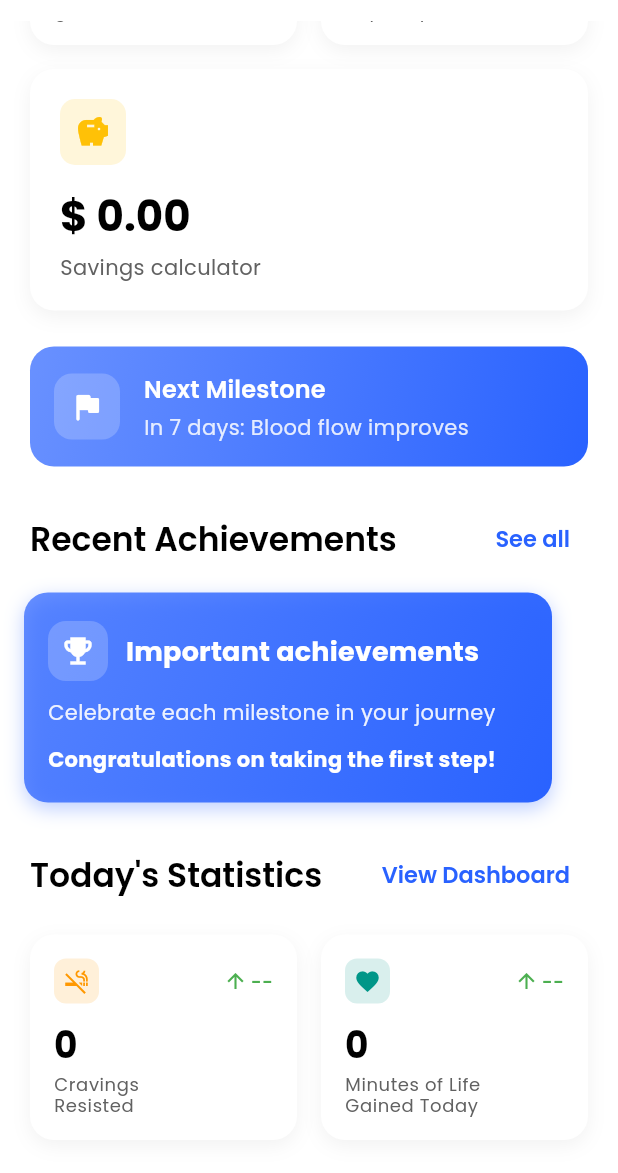
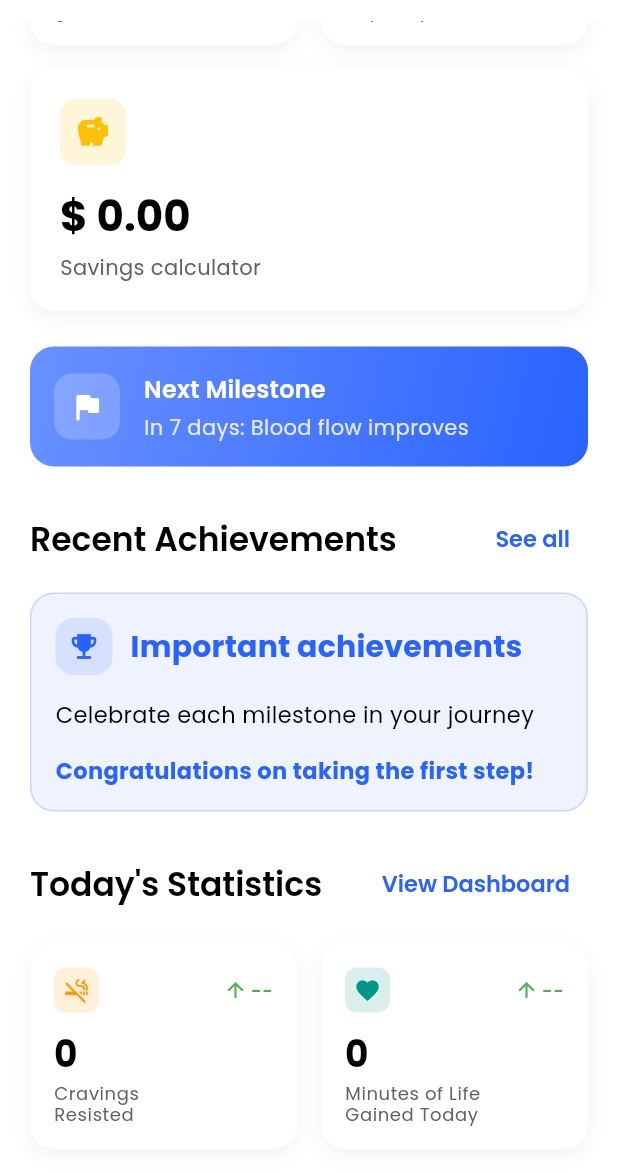
Before and after one commit to kellvembarbosa/nicotinaai_flutter, a Flutter app: the HomeScreen screen opened by its route, scrolled down 576 dp, on a phone screen of 412 x 824 dp, the part 63-1236 px from its top. Run offline on Flutter 3.47's test engine with Material 3 defaults, Android fonts, the phone set to English and light mode, and no system bars; our stand-ins replace flutter_dotenv, flutter_secure_storage, go_router, google_fonts, shared_preferences, supabase_flutter; accounts and stored records are empty.

Commit message:
refactor: improve Recent Achievements card design and layout
- Convert to ghost-style card with lighter design
- Fix card to adapt to content size without fixed height
- Align with app's universal padding pattern
- Improve spacing and typography for better readability
- Optimize display in empty state

🤖 Generated with [Claude Code](https://claude.ai/code)

Co-Authored-By: Claude <noreply@anthropic.com>

```diff
--- a/lib/features/home/screens/home_screen.dart
+++ b/lib/features/home/screens/home_screen.dart
@@ -381,18 +381,18 @@ class _HomeScreenState extends State<HomeScreen> {
                   bool hasRecoveries = trackingProvider.state.isLoaded &&
                     trackingProvider.state.userHealthRecoveries.isNotEmpty;
 
-                  return SizedBox(
+                  return hasRecoveries
+                      // Mostrar conquistas reais do usuário quando disponíveis
+                      ? SizedBox(
                           height: 140,
-                    child: hasRecoveries
-                        // Mostrar conquistas reais do usuário quando disponíveis
-                        ? ListView(
+                          child: ListView(
                             scrollDirection: Axis.horizontal,
                             padding: const EdgeInsets.symmetric(horizontal: 16),
                             children: _buildRecentAchievements(context, l10n),
+                          ),
                         )
                       // Mostrar card motivacional quando não temos conquistas ou estamos carregando
-                        : _buildMotivationalCard(context, l10n),
-                  );
+                      : _buildMotivationalCard(context, l10n);
                 },
               ),
 
@@ -869,44 +869,35 @@ class _HomeScreenState extends State<HomeScreen> {
   // Constrói um card motivacional quando não há conquistas
   Widget _buildMotivationalCard(BuildContext context, AppLocalizations l10n) {
     return Padding(
-      padding: const EdgeInsets.symmetric(horizontal: 16),
+      padding: const EdgeInsets.symmetric(horizontal: 20),
       child: Container(
-        width: MediaQuery.of(context).size.width - 60,
-        padding: const EdgeInsets.all(16),
+        margin: EdgeInsets.zero,
+        padding: const EdgeInsets.symmetric(horizontal: 16, vertical: 16),
         decoration: BoxDecoration(
-          gradient: LinearGradient(
-            colors: [
-              context.primaryColor.withOpacity(0.7),
-              context.primaryColor,
-            ],
-            begin: Alignment.topLeft,
-            end: Alignment.bottomRight,
+          color: context.primaryColor.withOpacity(0.08),
+          border: Border.all(
+            color: context.primaryColor.withOpacity(0.2),
+            width: 1.0,
           ),
           borderRadius: BorderRadius.circular(16),
-          boxShadow: [
-            BoxShadow(
-              color: context.primaryColor.withOpacity(0.3),
-              blurRadius: 10,
-              offset: const Offset(0, 4),
-            ),
-          ],
         ),
       child: Column(
         crossAxisAlignment: CrossAxisAlignment.start,
         mainAxisAlignment: MainAxisAlignment.center,
         children: [
           Row(
+            crossAxisAlignment: CrossAxisAlignment.center,
             children: [
               Container(
                 padding: const EdgeInsets.all(8),
                 decoration: BoxDecoration(
-                    color: Colors.white.withOpacity(0.2),
+                  color: context.primaryColor.withOpacity(0.12),
                   borderRadius: BorderRadius.circular(12),
                 ),
                 child: Icon(
                   Icons.emoji_events,
-                    color: Colors.white,
-                    size: 24,
+                  color: context.primaryColor,
+                  size: 22,
                 ),
               ),
               const SizedBox(width: 12),
@@ -915,27 +906,29 @@ class _HomeScreenState extends State<HomeScreen> {
                   l10n.importantAchievements,
                   style: context.textTheme.titleMedium!.copyWith(
                     fontWeight: FontWeight.bold,
-                      color: Colors.white,
-                      fontSize: 18,
+                    color: context.primaryColor,
+                    fontSize: 20,
                   ),
                 ),
               ),
             ],
           ),
-            const SizedBox(height: 12),
+          const SizedBox(height: 16),
           Text(
             l10n.achievementsDescription,
             style: context.textTheme.bodyMedium!.copyWith(
-                color: Colors.white.withOpacity(0.9),
-                height: 1.3,
+              color: context.contentColor,
+              height: 1.4,
+              fontSize: 15,
             ),
           ),
-            const SizedBox(height: 12),
+          const SizedBox(height: 16),
           Text(
             l10n.congratulations,
             style: context.textTheme.bodyMedium!.copyWith(
-                color: Colors.white,
+              color: context.primaryColor,
               fontWeight: FontWeight.bold,
+              fontSize: 15,
             ),
           ),
         ],
```
Lines whose indentation alone changed are shown as unchanged.
